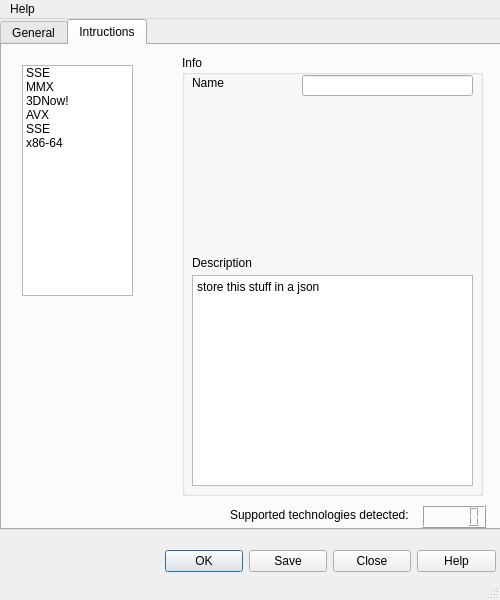
Before: the Qt Designer form mainwindow.ui in unsurp4ssed/cpuid, drawn with Qt 5.
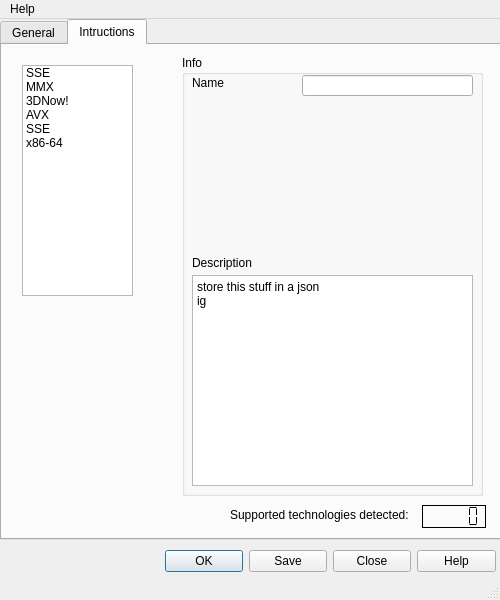
After: the same form once the commit is applied.

The edit to the form file:
```diff
--- a/mainwindow.ui
+++ b/mainwindow.ui
@@ -38,7 +38,7 @@
       <x>0</x>
       <y>0</y>
       <width>501</width>
-      <height>511</height>
+      <height>521</height>
      </rect>
     </property>
     <property name="tabShape">
@@ -113,6 +113,26 @@
         <height>23</height>
        </rect>
       </property>
+      <property name="font">
+       <font>
+        <bold>true</bold>
+       </font>
+      </property>
+      <property name="frameShape">
+       <enum>QFrame::Box</enum>
+      </property>
+      <property name="frameShadow">
+       <enum>QFrame::Plain</enum>
+      </property>
+      <property name="smallDecimalPoint">
+       <bool>false</bool>
+      </property>
+      <property name="segmentStyle">
+       <enum>QLCDNumber::Flat</enum>
+      </property>
+      <property name="intValue" stdset="0">
+       <number>0</number>
+      </property>
      </widget>
      <widget class="QLabel" name="label_2">
       <property name="geometry">
@@ -140,7 +160,7 @@
        <string>Info</string>
       </property>
       <property name="flat">
-       <bool>true</bool>
+       <bool>false</bool>
       </property>
       <property name="checkable">
        <bool>false</bool>
@@ -161,6 +181,7 @@
 hr { height: 1px; border-width: 0; }
 &lt;/style&gt;&lt;/head&gt;&lt;body style=&quot; font-family:'Segoe UI'; font-size:9pt; font-weight:400; font-style:normal;&quot;&gt;
 &lt;p style=&quot; margin-top:0px; margin-bottom:0px; margin-left:0px; margin-right:0px; -qt-block-indent:0; text-indent:0px;&quot;&gt;store this stuff in a json&lt;/p&gt;
+&lt;p style=&quot; margin-top:0px; margin-bottom:0px; margin-left:0px; margin-right:0px; -qt-block-indent:0; text-indent:0px;&quot;&gt;ig&lt;/p&gt;
 &lt;p style=&quot;-qt-paragraph-type:empty; margin-top:0px; margin-bottom:0px; margin-left:0px; margin-right:0px; -qt-block-indent:0; text-indent:0px;&quot;&gt;&lt;br /&gt;&lt;/p&gt;&lt;/body&gt;&lt;/html&gt;</string>
        </property>
       </widget>
```
Left out of the diff: 2 changed lines with no effect on the pictures.
